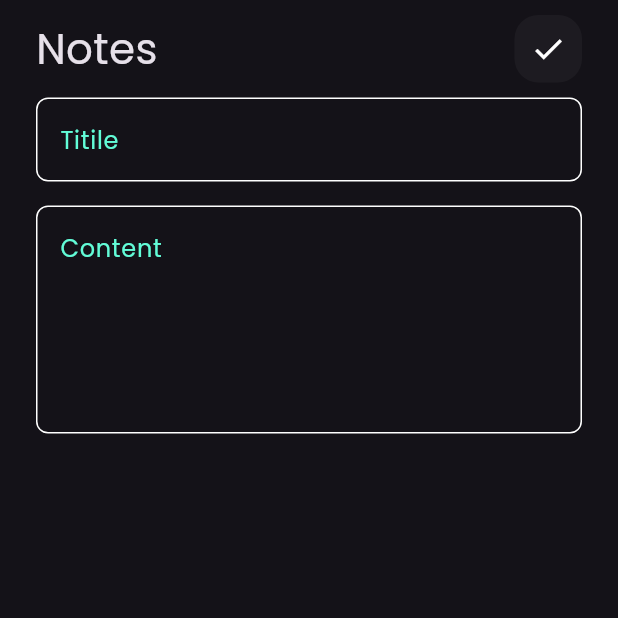
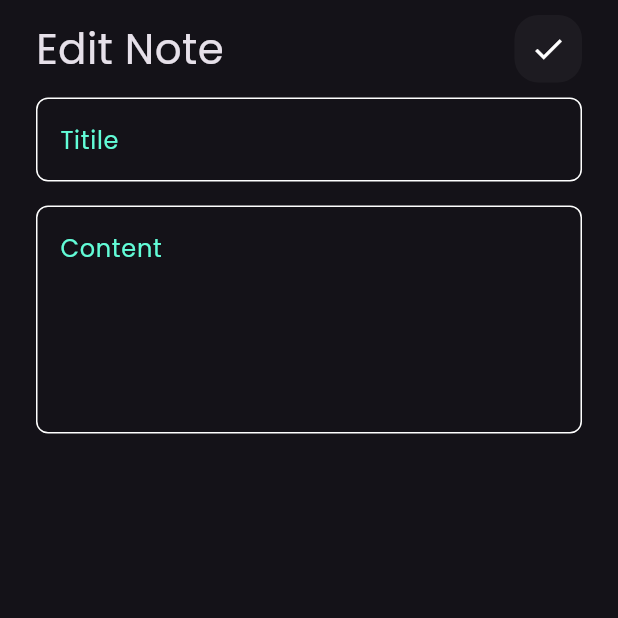
Before and after one commit to ZiadTamer10/notes_app, a Flutter app: the EditNoteView screen opened directly, on a phone screen of 412 x 824 dp, the top half of it. Run offline on Flutter 3.47's test engine with Material 3 defaults, Android fonts, the phone set to English and light mode, and no system bars; our stand-ins replace font_awesome_flutter.

Commit message:
update CustomAppBar to use dynamic title instead of static text

```diff
--- a/lib/widgets/custom_app_bar.dart
+++ b/lib/widgets/custom_app_bar.dart
@@ -12,7 +12,7 @@ class CustomAppBar extends StatelessWidget {
     return SafeArea(
       child: Row(
         children: [
-          Text('Notes', style: TextStyle(fontSize: 28)),
+          Text(title, style: TextStyle(fontSize: 28)),
           Spacer(),
           CustomIcon(icon: icon),
         ],
```
